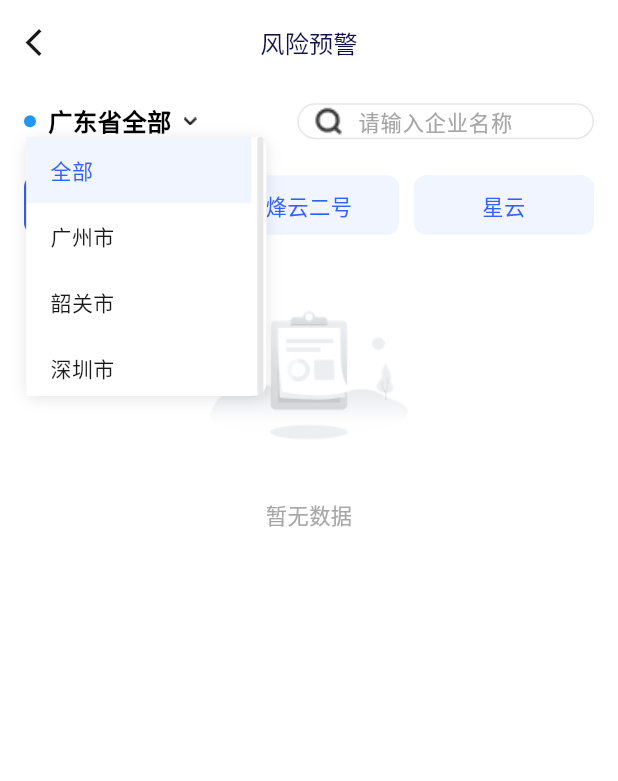
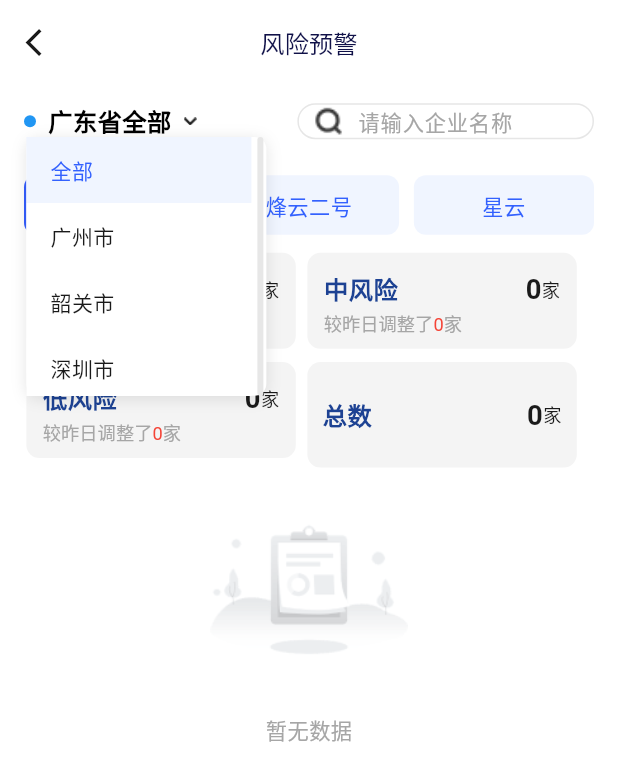
Before and after one commit to shen0909/FY_app, a Flutter app: the RiskPage screen opened by its route, after a tap on "广东省全部", on a phone screen of 412 x 824 dp. Shown: the top 781 px of the screen. Run offline on Flutter 3.47's test engine with Material 3 defaults, Android fonts, the phone set to English and light mode, and no system bars; our stand-ins replace badges, dio, fl_chart, flutter_local_notifications, flutter_markdown, flutter_screenutil and 9 more; missing offline and left inert: flutter_archive, local_auth_android, side_sheet, version; accounts and stored records are empty; generated files the repository leaves out were written again; network calls fail; Roboto replaces fonts that are missing (AlibabaPuHuiTi).

Commit message:
feature: 风险预警loading状态 + 添加获取单位评分数量时的地区参数

```diff
--- a/lib/https/api_service.dart
+++ b/lib/https/api_service.dart
@@ -2235,7 +2235,7 @@ class ApiService {
         "current_page": currentPage,
         "page_size": 10,
         'zh_name': zhName,
-        'region_code': regionCode,
+        'region_code': regionCode == 'all' ? null : regionCode,
         'custom_classification': classification, // 使用传入的参数而不是硬编码
         'custom_ent_type': entType,
       }
@@ -2437,8 +2437,8 @@ class ApiService {
     return null;
   }
 
-  /// 获取风险评分等级数量（保留旧接口作为备用）
-  Future<Map<String, dynamic>?> getRiskScoreCount(int classification) async {
+  /// 获取风险评分等级数量
+  Future<Map<String, dynamic>?> getRiskScoreCount(int classification, {String? regionCode}) async {
     // 获取内层token
     String? token = await FYSharedPreferenceUtils.getInnerAccessToken();
     if (token == null || token.isEmpty) {
@@ -2448,11 +2448,13 @@ class ApiService {
       return null;
     }
 
-    // 构造请求参数
     Map<String, dynamic> paramData = {
       "消息类型": "预警企业_评分_获取评分等级数量",
       "当前请求用户UUID": token,
-      "命令具体内容": {'custom_classification': classification}
+      "命令具体内容": {
+        'custom_classification': classification,
+        'regionCode': regionCode == 'all' ? null : regionCode
+      }
     };
 
     dynamic result = await _sendChannelEvent(paramData: paramData);
--- a/lib/pages/risk/risk_details/risk_details_logic.dart
+++ b/lib/pages/risk/risk_details/risk_details_logic.dart
@@ -345,10 +345,10 @@ class RiskDetailsLogic extends GetxController {
             // 顶部标题区域
             dialogTitle('单位信息'),
             // 内容区域
-            Container(
+            Expanded(
+              child: Container(
                 padding: EdgeInsets.symmetric(horizontal: 16.w),
                 child: SingleChildScrollView(
-                physics: const BouncingScrollPhysics(),
                   child: Column(
                     crossAxisAlignment: CrossAxisAlignment.start,
                     children: [
@@ -394,6 +394,7 @@ class RiskDetailsLogic extends GetxController {
                         ),
                       ),
                     ],
+                  ),
                 ),
               ),
             ),
--- a/lib/pages/risk/risk_logic.dart
+++ b/lib/pages/risk/risk_logic.dart
@@ -46,12 +46,25 @@ class RiskLogic extends GetxController {
       ever(state.selectedRegionCode, (_) async {
         _refreshData(); // 切换地区时刷新数据
         // 地区变化时也需要刷新风险评分数量数据
+        try {
           await getRiskScoreCount(state.chooseUint.value + 1, regionCode: state.selectedRegionCode.value.isEmpty ? null : state.selectedRegionCode.value);
+        } catch (e) {
+          if (kDebugMode) {
+            print('❌ 地区切换时获取风险评分失败: $e');
+          }
+          // 地区切换时如果风险评分获取失败，给用户提示但不回滚地区选择
+          Get.snackbar(
+            '数据获取失败',
+            '风险评分数据获取失败，请稍后重试',
+            snackPosition: SnackPosition.BOTTOM,
+            backgroundColor: Colors.orange.withOpacity(0.1),
+            colorText: Colors.orange,
+            duration: Duration(seconds: 3),
+          );
+        }
       });
 
-      ever(state.chooseUint, (_) async {
-        await _smartSwitchUnit(); // 智能切换单位类型
-      });
+      // 移除ever监听器，改为在changeUnit方法中直接处理切换逻辑
 
       debounce(state.searchKeyword, (_) async {
         _refreshData(); // 搜索时刷新数据
@@ -67,6 +80,8 @@ class RiskLogic extends GetxController {
         String mediumTitle = '中风险';
         String lowTitle = '低风险';
         bool showLowRisk = true;
+
+        // 星云单位使用特殊显示逻辑
         if (state.chooseUint.value == 2) {
           highTitle = '重点关注';
           mediumTitle = '一般关注';
@@ -75,9 +90,13 @@ class RiskLogic extends GetxController {
       Map<String, dynamic> defaultUnitData = {
         'high': {'title': highTitle, 'count': 0, 'change': 0, 'color': 0xFFFF6850},
         'medium': {'title': mediumTitle, 'count': 0, 'change': 0, 'color': 0xFFF6D500},
-        'low': {'title': 'lowTitle', 'count': 0, 'change': 0, 'color': 0xFF07CC89},
         'total': {'count': 0, 'color': 0xFF1A1A1A},
       };
+
+      // 只有非星云单位才显示低风险
+      if (showLowRisk) {
+        defaultUnitData['low'] = {'title': lowTitle, 'count': 0, 'change': 0, 'color': 0xFF07CC89};
+      }
       state.currentUnitData.value = defaultUnitData;
       state.currentRiskList.clear();
     } finally {
@@ -140,41 +159,6 @@ class RiskLogic extends GetxController {
     state.isLoading.value = false;
   }
 
-  /// 智能切换单位类型（优化版本）
-  Future<void> _smartSwitchUnit() async {
-    // 显示加载对话框
-    DialogUtils.showLoading('切换单位类型...');
-    if (kDebugMode) {
-      print('🔄 智能切换到单位类型: ${state.chooseUint.value}');
-    }
-
-    try {
-      // 获取当前选择的单位对应的列表
-      List<RiskListElement> currentList = _getCurrentUnitList();
-
-      // 如果当前单位类型已有缓存数据，直接切换显示
-      if (currentList.isNotEmpty) {
-        if (kDebugMode) {
-          print('📦 使用缓存数据，避免重新加载 - 数据条数: ${currentList.length}');
-        }
-        await _updateCurrentUnitData();
-        _updateCurrentRiskList();
-      } else {
-        // 如果没有缓存数据，则后台加载
-        if (kDebugMode) {
-          print('🌐 缓存为空，后台加载数据');
-        }
-        await _loadUnitDataInBackground();
-      }
-    } catch (e) {
-      if (kDebugMode) {
-        print('❌ 智能切换单位类型失败: $e');
-      }
-    } finally {
-      // 隐藏加载对话框
-      DialogUtils.hideLoading();
-    }
-  }
 
   /// 后台加载单位数据（不显示loading状态）
   Future<void> _loadUnitDataInBackground() async {
@@ -186,7 +170,13 @@ class RiskLogic extends GetxController {
       // 预加载当前分类的数据
       await _preloadRiskData();
       await getRiskList();
+      try {
         await _updateCurrentUnitData();
+      } catch (e) {
+        if (kDebugMode) {
+          print('❌ 后台加载数据时获取风险评分失败: $e');
+        }
+      }
       _updateCurrentRiskList();
 
       if (kDebugMode) {
@@ -364,7 +354,7 @@ class RiskLogic extends GetxController {
   }
 
   // 获取风险预警评分数据
-  Future<void> getRiskScoreCount(int classification, {String? regionCode}) async {
+  Future<void> getRiskScoreCount(int classification, {String? regionCode, int? targetUnitType}) async {
     try {
       // 显示加载对话框
       DialogUtils.showLoading('获取风险评分数据...');
@@ -389,8 +379,11 @@ class RiskLogic extends GetxController {
           String lowTitle = '低风险';
           bool showLowRisk = true;
 
-          // 星云单位（chooseUint = 2）使用特殊显示逻辑
-          if (state.chooseUint.value == 2) {
+          // 使用目标单位类型（如果指定）或当前单位类型来设置显示逻辑
+          final unitTypeForDisplay = targetUnitType ?? state.chooseUint.value;
+
+          // 星云单位（unitType = 2）使用特殊显示逻辑
+          if (unitTypeForDisplay == 2) {
             highTitle = '重点关注';
             mediumTitle = '一般关注';
             showLowRisk = false; // 星云不显示低风险
@@ -406,7 +399,7 @@ class RiskLogic extends GetxController {
             },
             'medium': {
               'title': mediumTitle,
-              'count': mediumRisk,
+              'count': showLowRisk ? mediumRisk : lowRisk,
               'change': 0,
               'color': 0xFFF6D500,
             },
@@ -433,13 +426,19 @@ class RiskLogic extends GetxController {
         }
       } else {
         if (kDebugMode) {
-          print("风险评分数量接口返回数据异常，使用默认数据");
+          print("风险评分数量接口返回数据异常");
         }
+
+        // 接口返回异常时，抛出异常让上层处理
+        throw Exception('风险评分数量接口返回数据异常');
       }
     } catch (e) {
       if (kDebugMode) {
-        print("获取风险评分数量出错: $e，使用默认数据");
+        print("获取风险评分数量出错: $e");
       }
+
+      // 重新抛出异常，让调用方处理失败情况
+      rethrow;
     } finally {
       // 隐藏加载对话框
       DialogUtils.hideLoading();
@@ -503,7 +502,15 @@ class RiskLogic extends GetxController {
         currentList = state.xingyunList;
         break;
     }
+
+    try {
       await getRiskScoreCount(state.chooseUint.value + 1, regionCode: state.selectedRegionCode.value.isEmpty ? null : state.selectedRegionCode.value); // 从接口获取风险数据
+    } catch (e) {
+      if (kDebugMode) {
+        print('❌ 更新单位数据时获取风险评分失败: $e');
+      }
+      rethrow;
+    }
   }
 
   // 更新当前风险列表
@@ -597,11 +604,77 @@ class RiskLogic extends GetxController {
 
   /// 切换单位类型
   Future<void> changeUnit(int index) async {
+    // 如果点击的是当前已选择的单位，直接返回
+    if (state.chooseUint.value == index) {
+      return;
+    }
+
     if (kDebugMode) {
-      print('🔄 用户切换到单位类型: $index');
+      print('🔄 用户尝试切换到单位类型: $index');
     }
+
+    // 记录原来的单位类型
+    final previousUnitType = state.chooseUint.value;
+
+    // 显示加载对话框
+    DialogUtils.showLoading('切换单位类型...');
+
+    try {
+      // 临时设置为目标单位类型，用于获取对应的数据
+      final targetUnitType = index;
+
+      // 先尝试获取目标单位类型的风险评分数据
+      await getRiskScoreCount(
+        targetUnitType + 1,
+        regionCode: state.selectedRegionCode.value.isEmpty ? null : state.selectedRegionCode.value,
+        targetUnitType: targetUnitType  // 传递目标单位类型用于正确设置标题
+      );
+
+      // 数据获取成功，正式切换单位类型
       state.chooseUint.value = index;
-    // await _smartSwitchUnit(); // 智能切换单位类型
+
+      // 获取当前选择的单位对应的列表
+      List<RiskListElement> currentList = _getCurrentUnitList();
+
+      // 如果当前单位类型已有缓存数据，直接切换显示
+      if (currentList.isNotEmpty) {
+        if (kDebugMode) {
+          print('📦 使用缓存数据，避免重新加载 - 数据条数: ${currentList.length}');
+        }
+        _updateCurrentRiskList();
+      } else {
+        // 如果没有缓存数据，则后台加载
+        if (kDebugMode) {
+          print('🌐 缓存为空，后台加载数据');
+        }
+        await _loadUnitDataInBackground();
+      }
+
+      if (kDebugMode) {
+        print('✅ 成功切换到单位类型: $index');
+      }
+
+    } catch (e) {
+      if (kDebugMode) {
+        print('❌ 切换单位类型失败: $e');
+      }
+
+      // 保持原来的单位类型不变
+      // state.chooseUint.value 保持为 previousUnitType，不需要回滚
+
+      // 给用户错误提示
+      Get.snackbar(
+        '切换失败',
+        '单位类型切换失败，请稍后重试',
+        snackPosition: SnackPosition.BOTTOM,
+        backgroundColor: Colors.red.withOpacity(0.1),
+        colorText: Colors.red,
+        duration: Duration(seconds: 3),
+      );
+    } finally {
+      // 隐藏加载对话框
+      DialogUtils.hideLoading();
+    }
   }
 
   // ==================== 缓存管理相关方法 ====================
```
Lines whose indentation alone changed are shown as unchanged.
